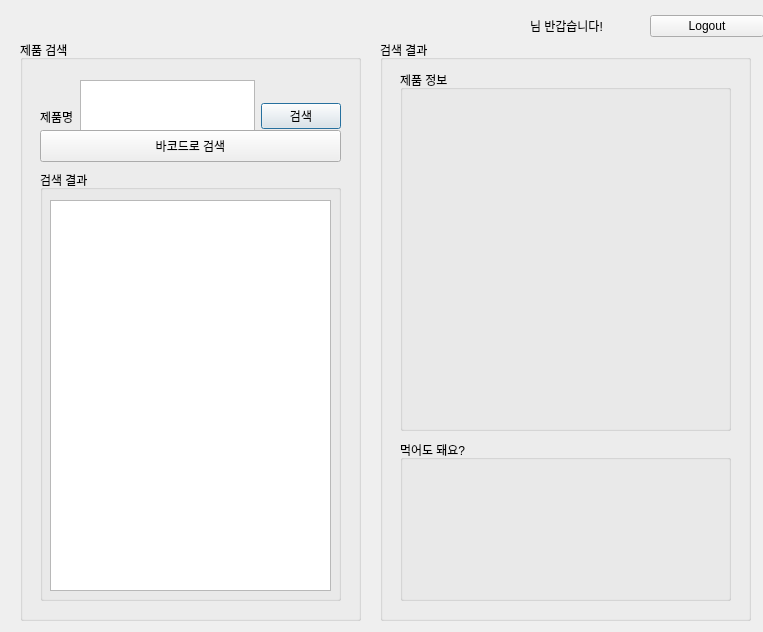
Old version of the form uiTest/mainWindow.ui in the repository HanChangHun/db_project.
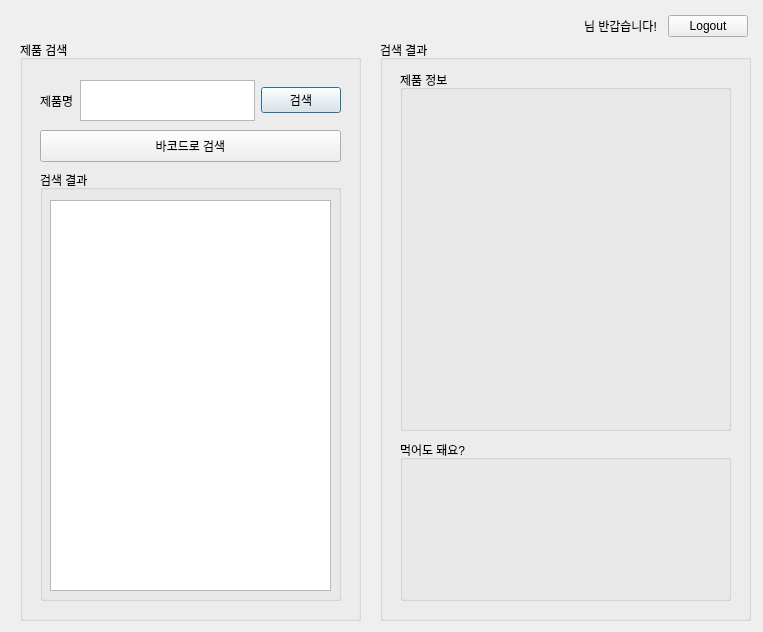
New version of the form.

Patch:
```diff
--- a/uiTest/mainWindow.ui
+++ b/uiTest/mainWindow.ui
@@ -17,13 +17,20 @@
    <widget class="QWidget" name="horizontalLayoutWidget_2">
     <property name="geometry">
      <rect>
-      <x>530</x>
+      <x>500</x>
       <y>10</y>
-      <width>234</width>
+      <width>248</width>
       <height>32</height>
      </rect>
     </property>
     <layout class="QHBoxLayout" name="horizontalLayout_2">
+     <item>
+      <widget class="QLabel" name="showID">
+       <property name="text">
+        <string/>
+       </property>
+      </widget>
+     </item>
      <item>
       <widget class="QLabel" name="label_4">
        <property name="text">
@@ -58,7 +65,7 @@
        <x>20</x>
        <y>40</y>
        <width>301</width>
-       <height>73</height>
+       <height>41</height>
       </rect>
      </property>
      <layout class="QHBoxLayout" name="horizontalLayout">
```
